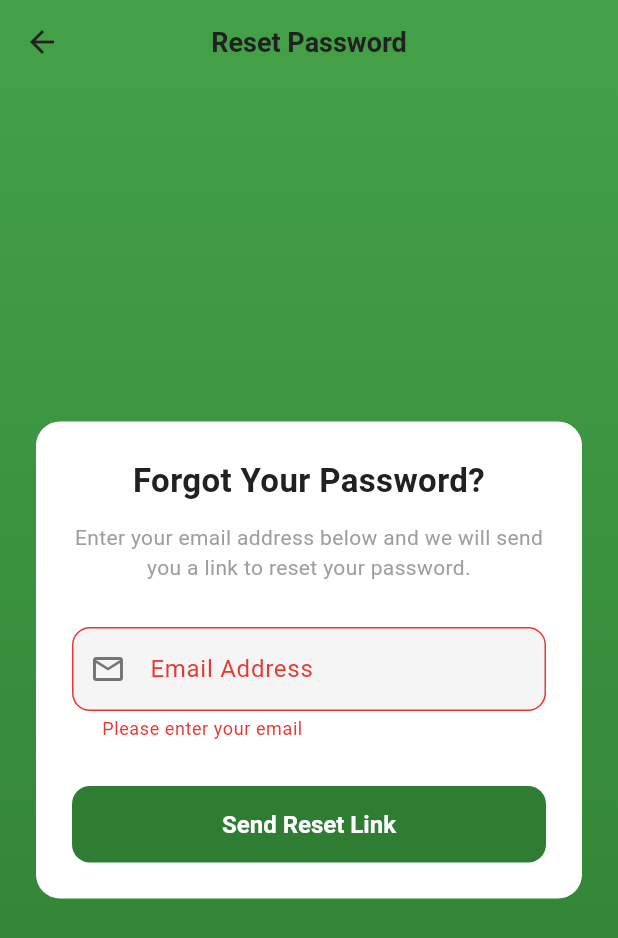
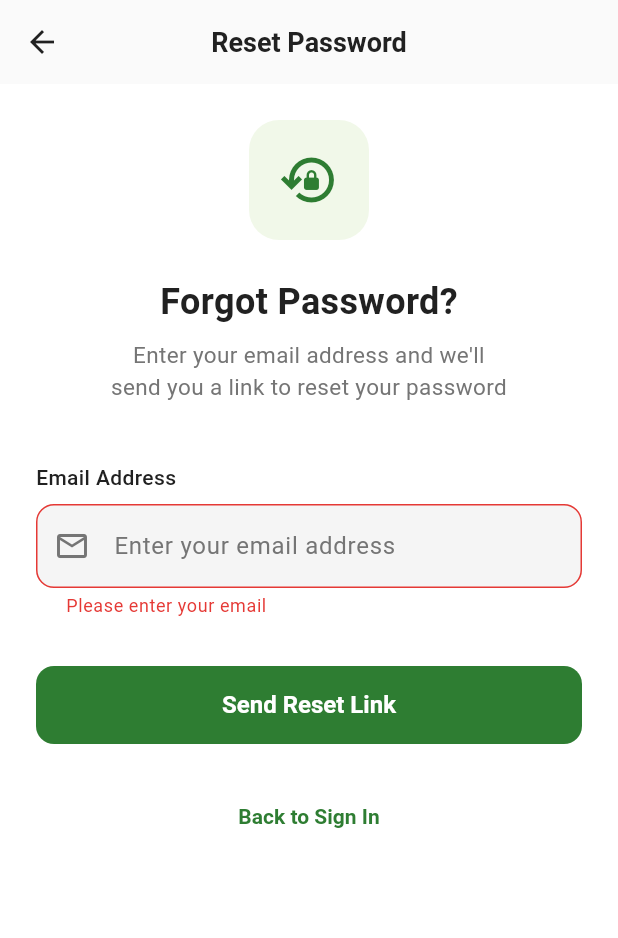
Before and after one commit to codenameJv/survegio_mobile, a Flutter app: the ForgotPasswordScreen screen opened directly, after a tap on "Send Reset Link", on a phone screen of 412 x 824 dp. Shown: the top 938 px of the screen. Run offline on Flutter 3.47's test engine with Material 3 defaults, Android fonts, the light colour scheme and no system bars; our stand-ins replace dio, shared_preferences; accounts and stored records are empty.

Commit message:
Initial commit

```diff
--- a/lib/screens/forgot_password_screen.dart
+++ b/lib/screens/forgot_password_screen.dart
@@ -1,4 +1,6 @@
 import 'package:flutter/material.dart';
+import 'package:provider/provider.dart';
+import '../main.dart';
 import '../services/auth_service.dart';
 
 class ForgotPasswordScreen extends StatefulWidget {
@@ -11,8 +13,14 @@ class ForgotPasswordScreen extends StatefulWidget {
 class _ForgotPasswordScreenState extends State<ForgotPasswordScreen> {
   final _formKey = GlobalKey<FormState>();
   final _emailController = TextEditingController();
-  final _authService = AuthService();
   bool _isLoading = false;
+  bool _emailSent = false;
+
+  @override
+  void dispose() {
+    _emailController.dispose();
+    super.dispose();
+  }
 
   Future<void> _sendResetLink() async {
     if (!_formKey.currentState!.validate()) {
@@ -20,86 +28,194 @@ class _ForgotPasswordScreenState extends State<ForgotPasswordScreen> {
     }
     setState(() => _isLoading = true);
 
-    final success = await _authService.requestPasswordReset(
-      email: _emailController.text,
+    final authService = Provider.of<AuthService>(context, listen: false);
+    await authService.requestPasswordReset(
+      email: _emailController.text.trim(),
     );
-
-    setState(() => _isLoading = false);
 
     if (!mounted) return;
 
-    // Show a confirmation message regardless of success to prevent email enumeration
-    ScaffoldMessenger.of(context).showSnackBar(
-      const SnackBar(
-        content: Text('If an account exists for this email, a password reset link has been sent.'),
-        duration: Duration(seconds: 5),
-      ),
-    );
-
-    // Navigate back to the sign-in screen after a short delay
-    Future.delayed(const Duration(seconds: 2), () {
-      if (mounted) {
-        Navigator.of(context).pop();
-      }
+    setState(() {
+      _isLoading = false;
+      _emailSent = true;
     });
   }
 
   @override
   Widget build(BuildContext context) {
     return Scaffold(
+      backgroundColor: Colors.white,
       appBar: AppBar(
         title: const Text('Reset Password'),
-        backgroundColor: const Color(0xFF43A047), // Match your app theme
-        elevation: 0,
+        leading: IconButton(
+          icon: const Icon(Icons.arrow_back),
+          onPressed: () => Navigator.of(context).pop(),
         ),
-      body: Container(
-        // Use the same gradient as your sign-in screen for consistency
-        decoration: const BoxDecoration(
-          gradient: LinearGradient(
-            begin: Alignment.topCenter,
-            end: Alignment.bottomCenter,
-            colors: [
-              Color(0xFF43A047),
-              Color(0xFF2E7D32),
+      ),
+      body: SafeArea(
+        child: SingleChildScrollView(
+          padding: const EdgeInsets.all(24),
+          child: _emailSent ? _buildSuccessView() : _buildFormView(),
+        ),
+      ),
+    );
+  }
+
+  Widget _buildSuccessView() {
+    return Column(
+      children: [
+        const SizedBox(height: 60),
+        Container(
+          padding: const EdgeInsets.all(24),
+          decoration: BoxDecoration(
+            color: AppColors.success.withAlpha(26),
+            shape: BoxShape.circle,
+          ),
+          child: const Icon(
+            Icons.mark_email_read_outlined,
+            size: 64,
+            color: AppColors.success,
+          ),
+        ),
+        const SizedBox(height: 32),
+        const Text(
+          'Check Your Email',
+          style: TextStyle(
+            fontSize: 24,
+            fontWeight: FontWeight.bold,
+            color: AppColors.textPrimary,
+          ),
+        ),
+        const SizedBox(height: 12),
+        Text(
+          'We sent a password reset link to',
+          style: TextStyle(
+            fontSize: 15,
+            color: AppColors.textSecondary,
+          ),
+        ),
+        const SizedBox(height: 4),
+        Text(
+          _emailController.text.trim(),
+          style: const TextStyle(
+            fontSize: 15,
+            fontWeight: FontWeight.w600,
+            color: AppColors.textPrimary,
+          ),
+        ),
+        const SizedBox(height: 32),
+        Container(
+          padding: const EdgeInsets.all(16),
+          decoration: BoxDecoration(
+            color: AppColors.info.withAlpha(26),
+            borderRadius: BorderRadius.circular(12),
+          ),
+          child: Row(
+            children: [
+              Icon(
+                Icons.info_outline,
+                color: AppColors.info,
+                size: 20,
+              ),
+              const SizedBox(width: 12),
+              Expanded(
+                child: Text(
+                  'If you don\'t see the email, check your spam folder.',
+                  style: TextStyle(
+                    fontSize: 13,
+                    color: AppColors.info,
+                  ),
+                ),
+              ),
             ],
           ),
         ),
-        child: Center(
-          child: SingleChildScrollView(
-            child: Padding(
-              padding: const EdgeInsets.all(24.0),
-              child: Container(
-                padding: const EdgeInsets.all(24.0),
-                decoration: BoxDecoration(
-                  color: Colors.white,
-                  borderRadius: BorderRadius.circular(16),
+        const SizedBox(height: 32),
+        SizedBox(
+          width: double.infinity,
+          height: 52,
+          child: FilledButton(
+            onPressed: () => Navigator.of(context).pop(),
+            child: const Text('Back to Sign In'),
           ),
-                child: Form(
+        ),
+        const SizedBox(height: 16),
+        TextButton(
+          onPressed: () {
+            setState(() => _emailSent = false);
+          },
+          child: const Text('Try a different email'),
+        ),
+      ],
+    );
+  }
+
+  Widget _buildFormView() {
+    return Form(
       key: _formKey,
       child: Column(
-                    mainAxisSize: MainAxisSize.min,
         crossAxisAlignment: CrossAxisAlignment.stretch,
         children: [
+          // Header
+          Center(
+            child: Column(
+              children: [
+                Container(
+                  width: 80,
+                  height: 80,
+                  decoration: BoxDecoration(
+                    color: AppColors.surfaceGreen,
+                    borderRadius: BorderRadius.circular(20),
+                  ),
+                  child: const Center(
+                    child: Icon(
+                      Icons.lock_reset_outlined,
+                      size: 40,
+                      color: AppColors.primaryGreen,
+                    ),
+                  ),
+                ),
+                const SizedBox(height: 24),
                 const Text(
-                        'Forgot Your Password?',
+                  'Forgot Password?',
+                  style: TextStyle(
+                    fontSize: 24,
+                    fontWeight: FontWeight.bold,
+                    color: AppColors.textPrimary,
+                  ),
+                ),
+                const SizedBox(height: 8),
+                const Text(
+                  'Enter your email address and we\'ll\nsend you a link to reset your password',
                   textAlign: TextAlign.center,
                   style: TextStyle(
-                          fontSize: 22,
-                          fontWeight: FontWeight.bold,
+                    fontSize: 15,
+                    color: AppColors.textSecondary,
                   ),
                 ),
-                      const SizedBox(height: 12),
+              ],
+            ),
+          ),
+
+          const SizedBox(height: 40),
+
+          // Email Field
           const Text(
-                        'Enter your email address below and we will send you a link to reset your password.',
-                        textAlign: TextAlign.center,
-                        style: TextStyle(color: Colors.grey),
+            'Email Address',
+            style: TextStyle(
+              fontSize: 14,
+              fontWeight: FontWeight.w500,
+              color: AppColors.textPrimary,
             ),
-                      const SizedBox(height: 30),
+          ),
+          const SizedBox(height: 8),
           TextFormField(
             controller: _emailController,
             keyboardType: TextInputType.emailAddress,
+            textInputAction: TextInputAction.done,
+            onFieldSubmitted: (_) => _sendResetLink(),
             decoration: const InputDecoration(
-                          labelText: 'Email Address',
+              hintText: 'Enter your email address',
               prefixIcon: Icon(Icons.email_outlined),
             ),
             validator: (value) {
@@ -112,20 +228,37 @@ class _ForgotPasswordScreenState extends State<ForgotPasswordScreen> {
               return null;
             },
           ),
-                      const SizedBox(height: 30),
-                      _isLoading
-                          ? const Center(child: CircularProgressIndicator())
-                          : FilledButton(
-                        onPressed: _sendResetLink,
-                        child: const Text('Send Reset Link'),
+
+          const SizedBox(height: 32),
+
+          // Submit Button
+          SizedBox(
+            height: 52,
+            child: FilledButton(
+              onPressed: _isLoading ? null : _sendResetLink,
+              child: _isLoading
+                  ? const SizedBox(
+                      height: 20,
+                      width: 20,
+                      child: CircularProgressIndicator(
+                        strokeWidth: 2,
+                        color: Colors.white,
+                      ),
+                    )
+                  : const Text('Send Reset Link'),
+            ),
+          ),
+
+          const SizedBox(height: 24),
+
+          // Back to Sign In
+          Center(
+            child: TextButton(
+              onPressed: () => Navigator.of(context).pop(),
+              child: const Text('Back to Sign In'),
+            ),
           ),
         ],
-                  ),
-                ),
-              ),
-            ),
-          ),
-        ),
       ),
     );
   }
--- a/lib/screens/settings_page.dart
+++ b/lib/screens/settings_page.dart
@@ -107,14 +107,16 @@ class SettingsPage extends StatelessWidget {
                             child: const Text('Cancel'),
                           ),
                           FilledButton(
-                            onPressed: () {
-                              authService.logout();
+                            onPressed: () async {
+                              await authService.logout();
+                              if (dialogContext.mounted) {
                                 Navigator.of(dialogContext).pushAndRemoveUntil(
                                   MaterialPageRoute(
                                     builder: (context) => const SignInScreen(),
                                   ),
                                   (Route<dynamic> route) => false,
                                 );
+                              }
                             },
                             style: FilledButton.styleFrom(
                               backgroundColor: AppColors.error,
```
Also changed, not shown: lib/main.dart (+34 -1 lines), lib/services/auth_service.dart (+248 -103 lines). Lines whose indentation alone changed are shown as unchanged.
